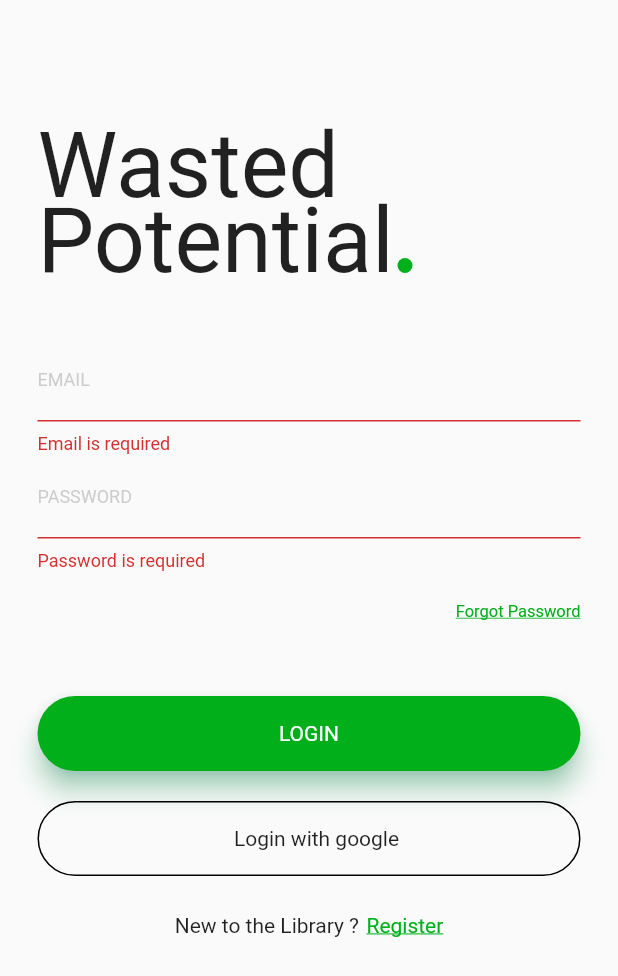
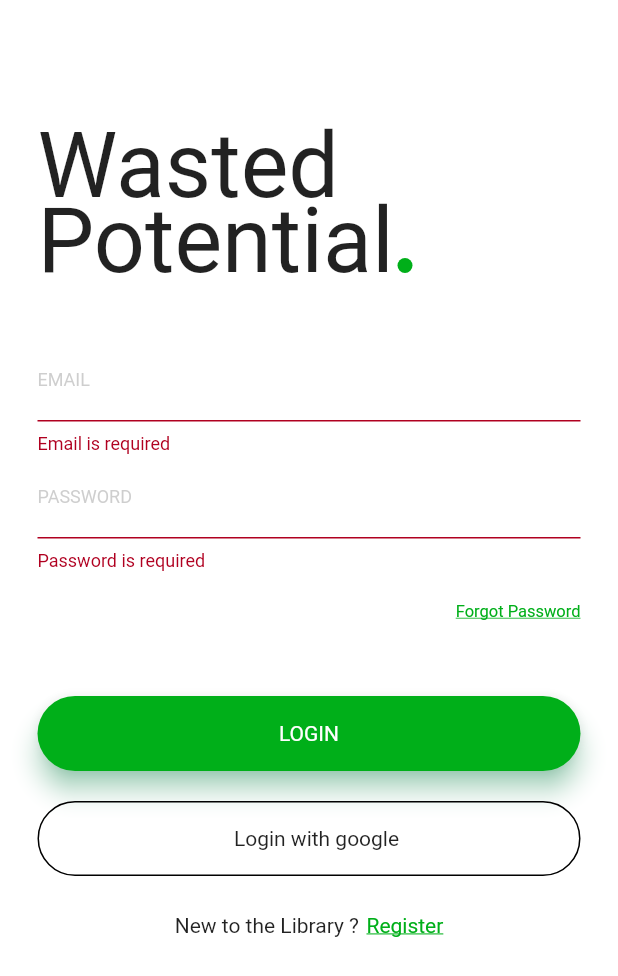
Before and after one commit to bulatzi/flutter-project, a Flutter app: the screen it shows after launch, after a tap on "LOGIN", on a phone screen of 412 x 824 dp. Shown: the top 976 px of the screen. Run offline on Flutter 3.47's test engine with Material 2 defaults, Android fonts, the phone set to English and light mode, and no system bars; our stand-ins replace cloud_firestore, firebase_auth, firebase_core; missing offline and left inert: cloud_firestore_web, firebase_auth_web, firebase_core_web, google_sign_in_web, shared_preferences_web; accounts and stored records are empty; Roboto replaces fonts that are missing (Trueno).

Commit message:
Updated app theme to have dark mode.

```diff
--- a/lib/Pages/ProfilePage.dart
+++ b/lib/Pages/ProfilePage.dart
@@ -1,11 +1,16 @@
 import 'package:flutter/material.dart';
 import 'package:flutter_project/Authentication/authservice.dart';
+import 'package:flutter_project/theme.dart';
+import 'package:provider/provider.dart';
 
 class ProfilePage extends StatelessWidget {
   @override
   Widget build(BuildContext context) {
+    final themeProvider = Provider.of<ThemeProvider>(context);
+
     final ButtonStyle style =
     ElevatedButton.styleFrom(primary: Colors.green, textStyle: const TextStyle(fontSize: 20));
+
     Widget userProfile = Container(
       padding: const EdgeInsets.all(20),
       child: Column(
@@ -20,7 +25,12 @@ class ProfilePage extends StatelessWidget {
           ),
 
           SizedBox(height: 10), //space between picture and user name
-
+          Row(children: [Center(child: Text("Dark Mode: ")), Center(
+            child: Switch.adaptive(value: themeProvider.isDarkMode, onChanged: (value){
+              final provider = Provider.of<ThemeProvider>(context, listen: false);
+              provider.toggleTheme(value);
+            }),
+          )],),
           Text(
             //grab users name from firebase?
             'admin@test.com',
--- a/lib/main.dart
+++ b/lib/main.dart
@@ -3,6 +3,8 @@ import 'package:flutter/material.dart';
 import 'package:flutter_project/Pages/Pages.dart';
 import 'package:flutter_project/Pages/ProfilePage.dart';
 import 'package:flutter_project/theme.dart' as Theme;
+import 'package:flutter_project/theme.dart';
+import 'package:provider/provider.dart';
 import 'Authentication/authservice.dart';
 
 void main() async {
@@ -15,11 +17,17 @@ class MyApp extends StatelessWidget {
   // This widget is the root of your application.
   @override
   Widget build(BuildContext context) {
+    return ChangeNotifierProvider(
+      create: (context) => ThemeProvider(),
+      builder: (context, _) {
+        final themeProvider = Provider.of<ThemeProvider>(context);
+
         return MaterialApp(
             debugShowCheckedModeBanner: true,
             title: 'Wasted Potential Library',
-        color: Theme.CompanyColors.green[200],
-        theme: Theme.CompanyThemeData,
+            themeMode: themeProvider.themeMode,
+            theme: Theme.MyThemes.lightTheme,
+            darkTheme: Theme.MyThemes.darkTheme,
             home: AuthService().handleAuth(),
             routes: {
               "/ExamplePage": (context) => ExamplePage(),
@@ -30,5 +38,7 @@ class MyApp extends StatelessWidget {
               "/ProfilePage": (context) => ProfilePage(),
             }
         );
+      },
+    );
   }
 }
--- a/lib/theme.dart
+++ b/lib/theme.dart
@@ -1,16 +1,26 @@
 import 'package:flutter/material.dart';
 
-final ThemeData CompanyThemeData = new ThemeData(
-  brightness: Brightness.light,
-  //primarySwatch: CompanyColors.green,
-  primaryColor: CompanyColors.green[200],
-  primaryColorBrightness: Brightness.light,
-);
+class ThemeProvider extends ChangeNotifier{
+  ThemeMode themeMode = ThemeMode.system;
 
-class CompanyColors {
-  CompanyColors._();
-  static const Map<int, Color> green = const <int, Color> {
-    200: const Color(0xFFA5D6A7),
-    300: const Color(0xFF81C784),
-  };
+  bool get isDarkMode => themeMode == ThemeMode.dark;
+
+  void toggleTheme(bool isOn){
+    themeMode = isOn ?ThemeMode.dark : ThemeMode.light;
+    notifyListeners();
+  }
 }
+
+class MyThemes{
+  static final darkTheme = ThemeData(
+    primaryColor: Colors.green[700],
+    scaffoldBackgroundColor: Colors.grey.shade900,
+    colorScheme: ColorScheme.dark(),
+  );
+
+  static final lightTheme = ThemeData(
+    primaryColor: Colors.green,
+    scaffoldBackgroundColor: Colors.white,
+    colorScheme: ColorScheme.light(),
+  );
+}
--- a/pubspec.yaml
+++ b/pubspec.yaml
@@ -31,6 +31,7 @@ dependencies:
   shared_preferences: 2.0.6
   google_sign_in: ^5.0.1
   cupertino_icons: ^1.0.2
+  provider:
 
 dev_dependencies:
   flutter_test:
```
Also changed, not shown: 1 other file. Lines whose indentation alone changed are shown as unchanged.
